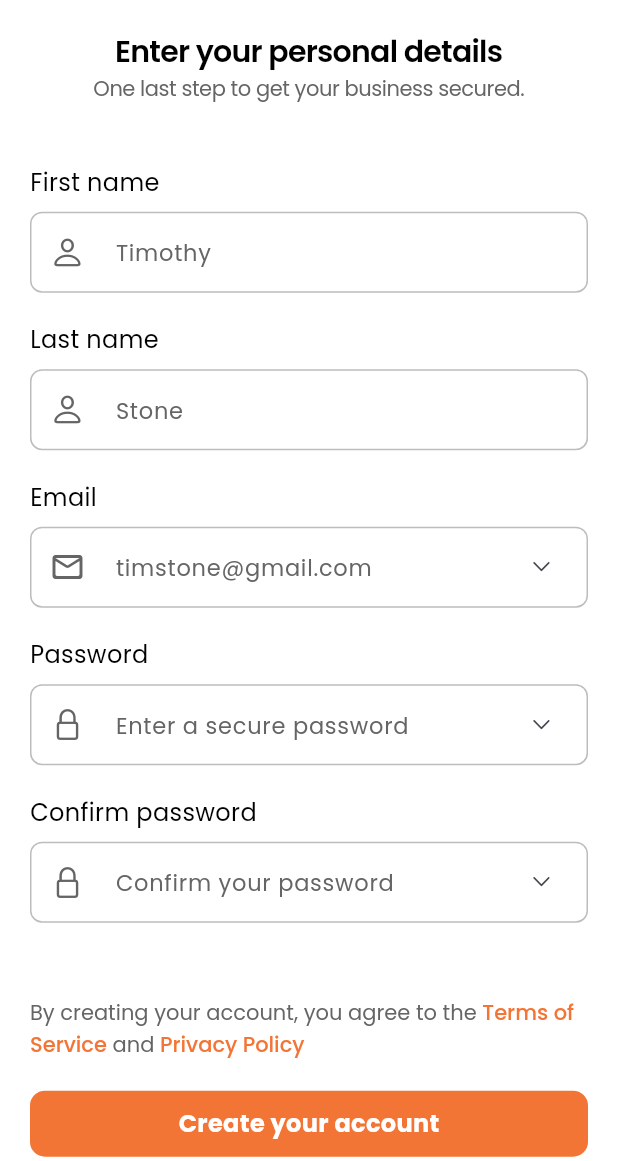
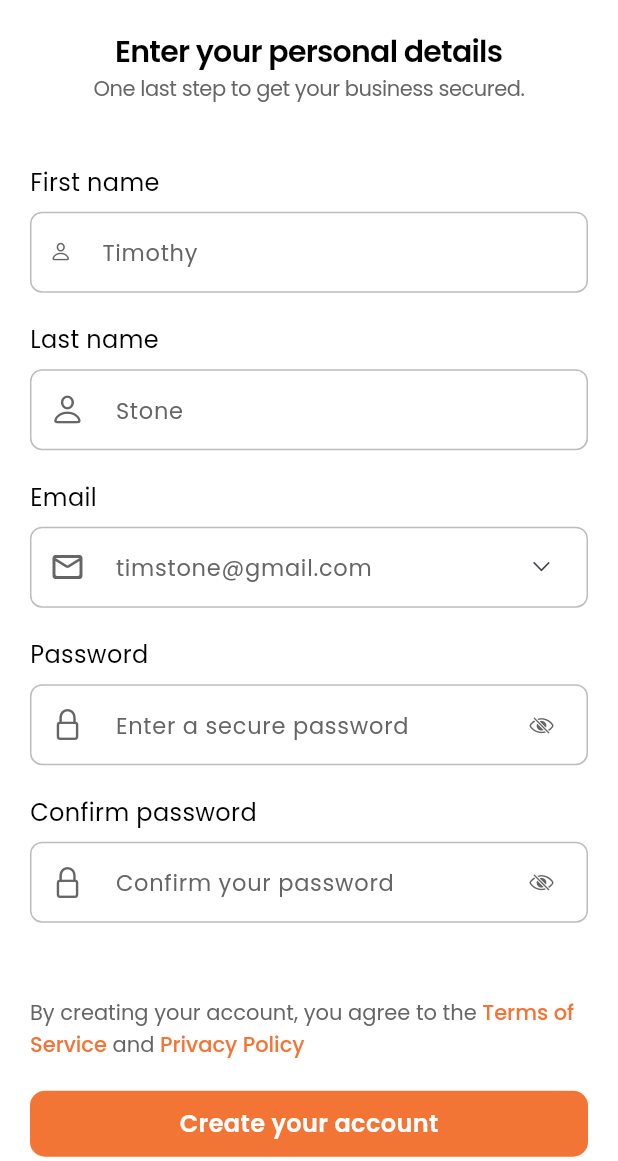
Before and after one commit to Martha-cmd/Smivox, a Flutter app: the PersonalDetailsScreen screen opened by its route, on a phone screen of 412 x 824 dp, the part 75-1236 px from its top. Run offline on Flutter 3.47's test engine with Material 3 defaults, Android fonts, the light colour scheme and no system bars.

Commit message:
login screens implemented

```diff
--- a/lib/src/commons/smivox_button.dart
+++ b/lib/src/commons/smivox_button.dart
@@ -46,7 +46,7 @@ class SmivoxButton extends StatelessWidget {
                   context,
                   text!,
                   color: colorText,
-                  fontWeight: FontWeight.bold,
+                  fontWeight: FontWeight.w600,
                   fontSize: 16,
                 ),
             if (hasIcon && icon != null)
--- a/lib/src/features/authentication/components/heading_and_subheading.dart
+++ b/lib/src/features/authentication/components/heading_and_subheading.dart
@@ -24,6 +24,7 @@ class HeadingAndSubheading extends StatelessWidget {
         CommonMethods.appTexts(
           context,
           subHeading,
+          textAlign: TextAlign.center,
           fontSize: 14,
           color: AppColors.textGrey,
           letterspacing: -0.3,
--- a/lib/src/features/authentication/view/company_registration_screen.dart
+++ b/lib/src/features/authentication/view/company_registration_screen.dart
@@ -47,7 +47,11 @@ class _CompanyRegistrationScreenState extends State<CompanyRegistrationScreen> {
                           mainAxisAlignment: MainAxisAlignment.center,
                           children: [
                             CommonMethods.appTexts(context, "Already have a ${AppTexts.companyName} account?", fontSize: 14),
-                            CommonMethods.appTexts(context, "Log in", color: Color(0xFF0311D7), fontWeight: FontWeight.w500),
+                            GestureDetector(
+                              onTap: () => CommonMethods.replaceWithNextScreen(context, RoutesPath.companyLoginScreen),
+                              child: CommonMethods.appTexts(context, "Log in", color: Color(0xFF0311D7), fontWeight: FontWeight.w500),
+
+                            )
                           ],
                         ),
                         SmivoxButton(
--- a/lib/src/features/authentication/view/personal_details.dart
+++ b/lib/src/features/authentication/view/personal_details.dart
@@ -1,8 +1,10 @@
 import 'package:flutter/cupertino.dart';
 import 'package:flutter/material.dart';
+import 'package:smivox_inventory_software/src/commons/common_methods.dart';
 import 'package:smivox_inventory_software/src/commons/smivox_button.dart';
 import 'package:smivox_inventory_software/src/commons/smivox_input_fields.dart';
 import 'package:smivox_inventory_software/src/res/app_strings.dart';
+import 'package:smivox_inventory_software/src/utils/route_path.dart';
 import '../../../commons/app_colors.dart';
 import '../components/heading_and_subheading.dart';
 
@@ -32,15 +34,14 @@ class _PersonalDetailsState extends State<PersonalDetailsScreen> {
                 Column(
                   spacing: 20,
                   children: [
-                    SmivoxInputFields(headText: AppTexts.firstName, labelColor: Colors.black, hintText: "Timothy", leadingIcon: Icon(CupertinoIcons.person, color: AppColors.inactiveGrey)),
+                    SmivoxInputFields(headText: AppTexts.firstName, labelColor: Colors.black, hintText: "Timothy", leadingIcon: Icon(CupertinoIcons.person, color: AppColors.inactiveGrey, size: 15)),
                     SmivoxInputFields(headText: AppTexts.lastName, labelColor: Colors.black, hintText: "Stone", leadingIcon: Icon(CupertinoIcons.person, color: AppColors.inactiveGrey)),
                     SmivoxInputFields(headText: AppTexts.email, labelColor: Colors.black, hintText: "timstone@gmail.com", leadingIcon: Icon(Icons.mail_outline_rounded, color: AppColors.inactiveGrey), suffixIcon: Icon(CupertinoIcons.chevron_down, size: 15)),
-                    SmivoxInputFields(headText: AppTexts.password, labelColor: Colors.black, hintText: "Enter a secure password", leadingIcon: Icon(CupertinoIcons.lock, color: AppColors.inactiveGrey), suffixIcon: Icon(CupertinoIcons.chevron_down, size: 15)),
-                    SmivoxInputFields(headText: AppTexts.confirmPassword, labelColor: Colors.black, hintText: "Confirm your password", leadingIcon: Icon(CupertinoIcons.lock, color: AppColors.inactiveGrey), suffixIcon: Icon(CupertinoIcons.chevron_down, size: 15)),
+                    SmivoxInputFields(headText: AppTexts.password, labelColor: Colors.black, hintText: "Enter a secure password", leadingIcon: Icon(CupertinoIcons.lock, color: AppColors.inactiveGrey), suffixIcon: Icon(CupertinoIcons.eye_slash, color: AppColors.inactiveGrey, size: 16)),
+                    SmivoxInputFields(headText: AppTexts.confirmPassword, labelColor: Colors.black, hintText: "Confirm your password", leadingIcon: Icon(CupertinoIcons.lock, color: AppColors.inactiveGrey), suffixIcon: Icon(CupertinoIcons.eye_slash, color: AppColors.inactiveGrey, size: 16)),
 
                     SizedBox(height: 10),
                     RichText(
-                      // textAlign: TextAlign.center,
                       text: TextSpan(
                         style: TextStyle(
                           fontSize: 14,
@@ -79,7 +80,10 @@ class _PersonalDetailsState extends State<PersonalDetailsScreen> {
                         ],
                       ),
                     ),
-                    SmivoxButton(text: "Create your account"),
+                    SmivoxButton(
+                        text: "Create your account",
+                        onTap: () => CommonMethods.replaceWithNextScreen(context, RoutesPath.companyLoginScreen),
+                    ),
                   ],
                 )
               ],
--- a/lib/src/res/app_strings.dart
+++ b/lib/src/res/app_strings.dart
@@ -23,4 +23,24 @@ class AppTexts {
   static const email = "Email";
   static const password = "Password";
   static const confirmPassword = "Confirm password";
+
+  /// Company Login
+  static const welcome = "Welcome";
+  static const welcomeBackSubText = "Secure inventory control starts here.";
+
+
+  /// General Login
+  static const welcomeBack = "Welcome back";
+  static const genLoginSubText = "Select your role to login";
+  static const role = "Role";
+
+  ///Forgot Password
+  static const forgotPassword = "Forgot password?";
+  static const forgotPasswordSubText = "Enter your email address and we will send you a link to recover your password";
+
+
+  /// Reset Password
+  static const resetPassword = "Reset password";
+  static const resetPasswordSubText = "Please set your new password and confirm";
+
 }
--- a/lib/src/utils/route_path.dart
+++ b/lib/src/utils/route_path.dart
@@ -1,6 +1,10 @@
 import 'package:flutter/material.dart';
 import 'package:smivox_inventory_software/src/features/authentication/view/company_registration_screen.dart';
+import 'package:smivox_inventory_software/src/features/authentication/view/forgot_password.dart';
 import 'package:smivox_inventory_software/src/features/authentication/view/personal_details.dart';
+import 'package:smivox_inventory_software/src/features/authentication/view/reset_password.dart';
+import 'package:smivox_inventory_software/src/features/authentication/view/signIn/company_login_screen.dart';
+import 'package:smivox_inventory_software/src/features/authentication/view/signIn/gen_login_screen.dart';
 import 'package:smivox_inventory_software/src/features/splashScreen/splash_screen.dart';
 import '../features/onboarding/first_onboarding_screen.dart';
 import '../features/onboarding/second_onboarding_screen.dart';
@@ -15,6 +19,10 @@ class RoutesPath {
     static const thirdOnboardingScreen = "/thirdOnboardingScreen";
     static const companyRegistrationScreen = "/companyRegistrationScreen";
     static const personalDetailsScreen = "/personalDetailsScreen";
+    static const companyLoginScreen = "/companyLoginScreen";
+    static const genLoginScreen = "/genLoginScreen";
+    static const forgotPasswordScreen = "/forgotPasswordScreen";
+    static const resetPasswordScreen = "/resetPasswordScreen";
 
 
     static Map<String, WidgetBuilder> routes = {
@@ -24,6 +32,10 @@ class RoutesPath {
       RoutesPath.thirdOnboardingScreen: (context) => const ThirdOnboardingScreen(),
       RoutesPath.companyRegistrationScreen: (context) => const CompanyRegistrationScreen(),
       RoutesPath.personalDetailsScreen: (context) => const PersonalDetailsScreen(),
+      RoutesPath.companyLoginScreen: (context) => const CompanyLoginScreen(),
+      RoutesPath.genLoginScreen: (context) => const GenLoginScreen(),
+      RoutesPath.forgotPasswordScreen: (context) => const ForgotPasswordScreen(),
+      RoutesPath.resetPasswordScreen: (context) => const ResetPasswordScreen(),
     };
 
     static routesFactory(settings) {
@@ -34,6 +46,10 @@ class RoutesPath {
         case RoutesPath.thirdOnboardingScreen:
         case RoutesPath.companyRegistrationScreen:
         case RoutesPath.personalDetailsScreen:
+        case RoutesPath.companyLoginScreen:
+        case RoutesPath.genLoginScreen:
+        case RoutesPath.forgotPasswordScreen:
+        case RoutesPath.resetPasswordScreen:
       default:
       return null;
       }}
```
Also changed, not shown: lib/src/features/authentication/view/forgot_password.dart (added, +49 -0 lines), lib/src/features/authentication/view/reset_password.dart (added, +46 -0 lines), lib/src/features/authentication/view/signIn/company_login_screen.dart (added, +70 -0 lines), lib/src/features/authentication/view/signIn/gen_login_screen.dart (added, +57 -0 lines).
